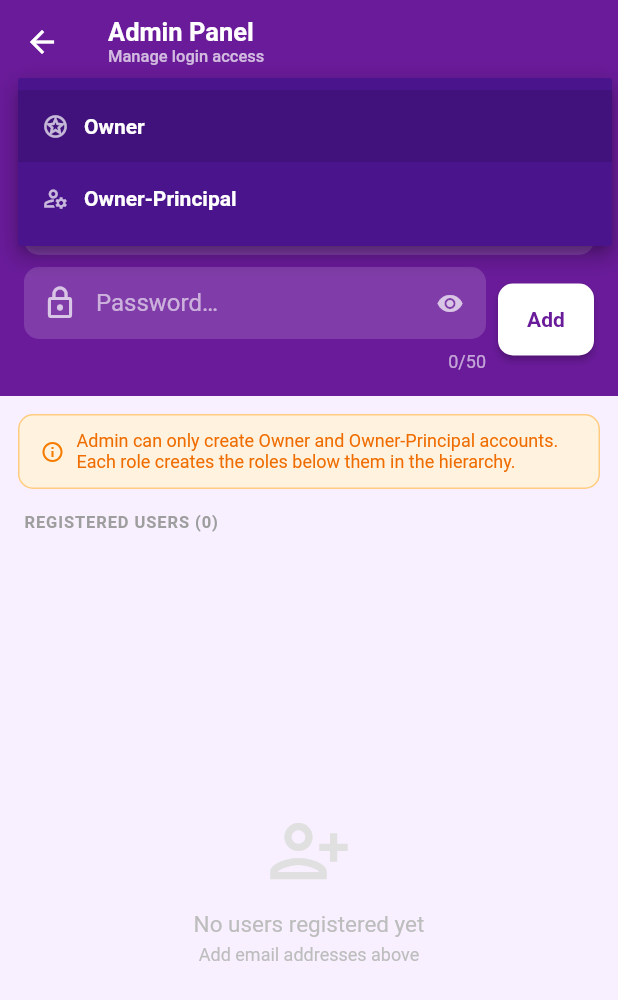
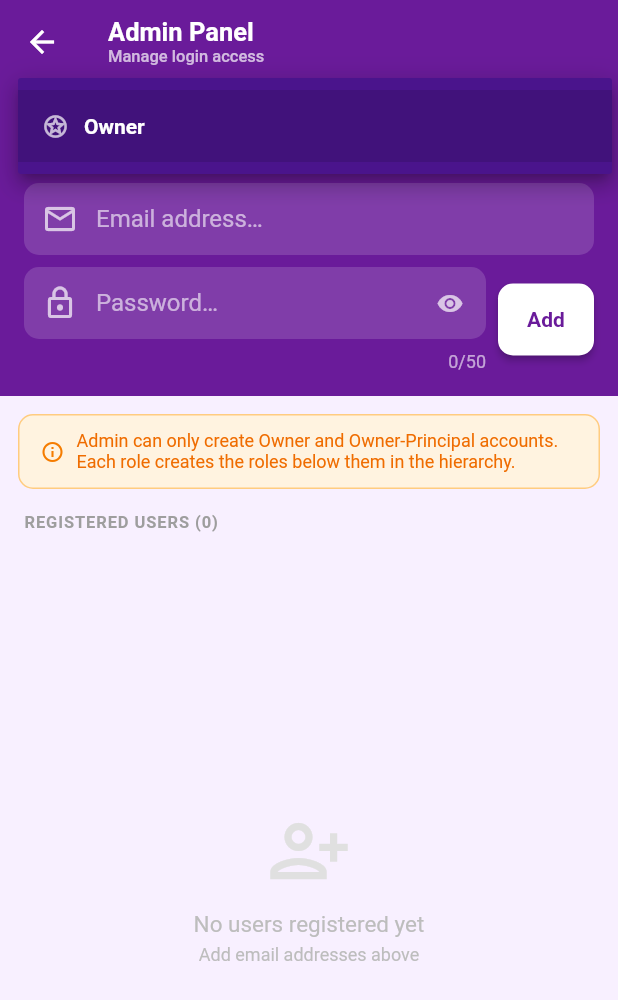
Before and after one commit to PandeyUpendra/school-attendance-app, a Flutter app: the AdminScreen screen opened directly, after a tap on "Owner", on a phone screen of 412 x 824 dp. Shown: the top 1000 px of the screen. Run offline on Flutter 3.47's test engine with Material 3 defaults, Android fonts, the phone set to English and light mode, and no system bars; our stand-ins replace cached_network_image, cloud_firestore, connectivity_plus, csv, file_picker, firebase_core and 12 more; accounts and stored records are empty.

Commit message:
Remove ownerPrincipal role from the app
Co-Authored-By: Claude Sonnet 4.6 <noreply@anthropic.com>

```diff
--- a/lib/main.dart
+++ b/lib/main.dart
@@ -9,7 +9,6 @@ import 'screens/home_screen.dart';
 import 'screens/principal_dashboard.dart';
 import 'screens/guardian_dashboard.dart';
 import 'screens/owner/owner_home.dart';
-import 'screens/owner/owner_principal_home.dart';
 import 'services/auth_service.dart';
 import 'services/timetable_service.dart';
 
@@ -97,10 +96,6 @@ class _SplashGateState extends State<_SplashGate> {
         _go(const OwnerHome());
         return;
 
-      case 'ownerPrincipal':
-        _go(const OwnerPrincipalHome());
-        return;
-
       case 'guardian':
         final sClass   = session['studentClass']   as String?;
         final sRoll    = session['studentRoll']    as int?;
--- a/lib/models/app_user.dart
+++ b/lib/models/app_user.dart
@@ -1,4 +1,4 @@
-enum UserRole { teacher, guardian, coordinator, principal, subjectTeacher, owner, ownerPrincipal }
+enum UserRole { teacher, guardian, coordinator, principal, subjectTeacher, owner }
 
 class AppUser {
   final String uid;
--- a/lib/screens/admin_screen.dart
+++ b/lib/screens/admin_screen.dart
@@ -26,18 +26,16 @@ class _AdminScreenState extends State<AdminScreen> {
   // Admin can only create Owner and Owner-Principal. All other roles are
   // created by the appropriate role in their own home screen.
   static const _roles = [
-    {'value': 'owner',          'label': 'Owner',            'icon': Icons.stars_outlined},
-    {'value': 'ownerPrincipal', 'label': 'Owner-Principal',  'icon': Icons.manage_accounts_outlined},
+    {'value': 'owner', 'label': 'Owner', 'icon': Icons.stars_outlined},
   ];
 
   // Role → accent colour (all purple-family now, semantic distinction by shade/hue)
   static const _roleColors = {
-    'teacher':        AppTheme.primary,
-    'coordinator':    AppTheme.primaryMid,
-    'principal':      AppTheme.primaryDark,
-    'guardian':       AppTheme.accent,
-    'owner':          Color(0xFF37474F),
-    'ownerPrincipal': Color(0xFF1B5E20),
+    'teacher':     AppTheme.primary,
+    'coordinator': AppTheme.primaryMid,
+    'principal':   AppTheme.primaryDark,
+    'guardian':    AppTheme.accent,
+    'owner':       Color(0xFF37474F),
   };
 
   @override
@@ -64,10 +62,10 @@ class _AdminScreenState extends State<AdminScreen> {
     if (!mounted) return;
     final allUsers = results[0] as List<Map<String, dynamic>>;
     final settings = results[1] as Map<String, dynamic>;
-    // Admin sees only Owner and Owner-Principal accounts.
+    // Admin sees only Owner accounts.
     final owners = allUsers.where((u) {
       final r = u['role'] as String;
-      return r == 'owner' || r == 'ownerPrincipal';
+      return r == 'owner';
     }).toList();
     setState(() {
       _users            = owners;
@@ -223,7 +221,7 @@ class _AdminScreenState extends State<AdminScreen> {
                               rollCtrl.clear();
                             }
                             if (val != 'coordinator' && val != 'principal' &&
-                                val != 'owner' && val != 'ownerPrincipal') {
+                                val != 'owner') {
                               editAssigned = [];
                             }
                           }),
@@ -268,8 +266,7 @@ class _AdminScreenState extends State<AdminScreen> {
                     // Coordinator / Principal / Owner — assigned classes
                     if (editRole == 'coordinator' ||
                         editRole == 'principal'   ||
-                        editRole == 'owner'       ||
-                        editRole == 'ownerPrincipal') ...[
+                        editRole == 'owner') ...[
                       const SizedBox(height: 16),
                       Text('ASSIGNED CLASSES',
                           style: TextStyle(
@@ -469,8 +466,7 @@ class _AdminScreenState extends State<AdminScreen> {
                             studentRoll:     editRole == 'guardian' ? roll     : null,
                             assignedClasses: (editRole == 'coordinator' ||
                                               editRole == 'principal'   ||
-                                              editRole == 'owner'       ||
-                                              editRole == 'ownerPrincipal')
+                                              editRole == 'owner')
                                 ? editAssigned
                                 : null,
                           );
@@ -540,12 +536,11 @@ class _AdminScreenState extends State<AdminScreen> {
 
   IconData _roleIcon(String role) {
     switch (role) {
-      case 'coordinator':    return Icons.admin_panel_settings_outlined;
-      case 'principal':      return Icons.business_outlined;
-      case 'guardian':       return Icons.family_restroom_outlined;
-      case 'owner':          return Icons.stars_outlined;
-      case 'ownerPrincipal': return Icons.manage_accounts_outlined;
-      default:               return Icons.person_outline;
+      case 'coordinator': return Icons.admin_panel_settings_outlined;
+      case 'principal':   return Icons.business_outlined;
+      case 'guardian':    return Icons.family_restroom_outlined;
+      case 'owner':       return Icons.stars_outlined;
+      default:            return Icons.person_outline;
     }
   }
 
--- a/lib/screens/announcements_screen.dart
+++ b/lib/screens/announcements_screen.dart
@@ -59,7 +59,7 @@ class _AnnouncementsScreenState extends State<AnnouncementsScreen>
 
   bool _canManageItem(Announcement a) {
     if (widget.viewerRole == 'principal' || widget.viewerRole == 'coordinator' ||
-        widget.viewerRole == 'owner' || widget.viewerRole == 'ownerPrincipal') {
+        widget.viewerRole == 'owner') {
       return true;
     }
     return a.postedBy == (widget.posterName ?? '__none__');
@@ -440,8 +440,7 @@ class _AnnouncementsScreenState extends State<AnnouncementsScreen>
                     canManage: _canManageItem(_items[i]),
                     canPin: widget.viewerRole == 'principal' ||
                         widget.viewerRole == 'coordinator' ||
-                        widget.viewerRole == 'owner' ||
-                        widget.viewerRole == 'ownerPrincipal',
+                        widget.viewerRole == 'owner',
                     onPin:    () => _togglePin(_items[i]),
                     onEdit:   () => _openComposer(editing: _items[i]),
                     onDelete: () => _confirmDelete(_items[i]),
--- a/lib/screens/exam_management_screen.dart
+++ b/lib/screens/exam_management_screen.dart
@@ -34,7 +34,7 @@ class _ExamManagementScreenState extends State<ExamManagementScreen> {
   String? _selectedClass;
   List<Exam> _exams = [];
 
-  bool get _canManage => widget.role == 'coordinator' || widget.role == 'ownerPrincipal';
+  bool get _canManage => widget.role == 'coordinator';
 
   @override
   void initState() {
--- a/lib/screens/leave_requests_screen.dart
+++ b/lib/screens/leave_requests_screen.dart
@@ -630,7 +630,7 @@ String _fmtStatus(String status, String viewerRole) {
     case 'rejected': return 'Rejected';
     case 'pending':  return 'Pending';
     case 'forwarded_to_principal':
-      return (viewerRole == 'principal' || viewerRole == 'owner' || viewerRole == 'ownerPrincipal')
+      return (viewerRole == 'principal' || viewerRole == 'owner')
           ? 'Forwarded to You' : 'Forwarded to Principal';
     default:
       return status[0].toUpperCase() + status.substring(1);
--- a/lib/screens/notifications_screen.dart
+++ b/lib/screens/notifications_screen.dart
@@ -44,8 +44,7 @@ class _NotificationsScreenState extends State<NotificationsScreen> {
     _load();
   }
 
-  bool get _canDelete => widget.role == 'principal' ||
-      widget.role == 'owner' || widget.role == 'ownerPrincipal';
+  bool get _canDelete => widget.role == 'principal' || widget.role == 'owner';
 
   Future<void> _deleteOne(Map<String, dynamic> n) async {
     final id = n['id'] as String?;
--- a/lib/screens/role_selection_screen.dart
+++ b/lib/screens/role_selection_screen.dart
@@ -9,7 +9,6 @@ import 'admin_screen.dart';
 import 'principal_dashboard.dart';
 import 'guardian_dashboard.dart';
 import 'owner/owner_home.dart';
-import 'owner/owner_principal_home.dart';
 
 class RoleSelectionScreen extends StatelessWidget {
   const RoleSelectionScreen({super.key});
@@ -175,11 +174,10 @@ class RoleSelectionScreen extends StatelessWidget {
           return;
         }
 
-        // Coordinator / Principal — fetch their assigned classes and schoolId.
+        // Coordinator / Principal / Owner — fetch their assigned classes and schoolId.
         List<String>? assignedClasses;
         String?       schoolId;
-        if (role == 'coordinator' || role == 'principal' ||
-            role == 'owner' || role == 'ownerPrincipal') {
+        if (role == 'coordinator' || role == 'principal' || role == 'owner') {
           final loginData = await TimetableService().getAssignedClasses(email);
           assignedClasses = loginData.assignedClasses;
           schoolId        = loginData.schoolId;
@@ -394,16 +392,6 @@ class RoleSelectionScreen extends StatelessWidget {
                   ),
                   const SizedBox(height: 12),
 
-                  // ── Owner-Principal ───────────────────────────────────────
-                  _RoleCard(
-                    icon: Icons.manage_accounts_outlined,
-                    title: 'Owner-Principal',
-                    subtitle: 'Manage principals and coordinators',
-                    onTap: () => _loginAsRole(
-                        context, 'ownerPrincipal', const OwnerPrincipalHome()),
-                  ),
-                  const SizedBox(height: 12),
-
                   // ── Principal ─────────────────────────────────────────────
                   _RoleCard(
                     icon: Icons.business_outlined,
--- a/lib/screens/student_remarks_screen.dart
+++ b/lib/screens/student_remarks_screen.dart
@@ -255,7 +255,7 @@ class _StudentRemarksScreenState extends State<StudentRemarksScreen> {
         padding: const EdgeInsets.fromLTRB(16, 12, 16, 32),
         children: [
           // ── Step 1: class picker (coordinator only) ──────────────────────
-          if (widget.role == 'coordinator' || widget.role == 'ownerPrincipal') ...[
+          if (widget.role == 'coordinator') ...[
             _sectionLabel('Select Class'),
             _ClassDropdown(
               classes:  _classes,
@@ -268,7 +268,7 @@ class _StudentRemarksScreenState extends State<StudentRemarksScreen> {
           // ── Step 2: student picker (teacher / coordinator) ───────────────
           if (widget.role != 'guardian') ...[
             _sectionLabel('Select Student'),
-            if (_selectedClass == null && (widget.role == 'coordinator' || widget.role == 'ownerPrincipal'))
+            if (_selectedClass == null && widget.role == 'coordinator')
               _hintCard('Pick a class above first')
             else if (_loadingStudents)
               const Padding(
--- a/lib/services/role_permission_service.dart
+++ b/lib/services/role_permission_service.dart
@@ -1,11 +1,10 @@
 class RolePermissionService {
   static const _hierarchy = {
-    'admin':        ['owner', 'ownerPrincipal'],
-    'owner':        ['principal'],
-    'ownerPrincipal': ['principal', 'coordinator'],
-    'principal':    ['coordinator'],
-    'coordinator':  ['teacher'],
-    'teacher':      ['guardian'],
+    'admin':       ['owner'],
+    'owner':       ['principal'],
+    'principal':   ['coordinator'],
+    'coordinator': ['teacher'],
+    'teacher':     ['guardian'],
   };
 
   List<String> getAllowedToCreate(String myRole) =>
@@ -16,14 +15,13 @@ class RolePermissionService {
 
   static String roleDisplayName(String role) {
     switch (role) {
-      case 'owner':          return 'Owner';
-      case 'ownerPrincipal': return 'Owner-Principal';
-      case 'principal':      return 'Principal';
-      case 'coordinator':    return 'Coordinator';
-      case 'teacher':        return 'Teacher';
-      case 'guardian':       return 'Guardian';
-      case 'admin':          return 'Admin';
-      default:               return role;
+      case 'owner':       return 'Owner';
+      case 'principal':   return 'Principal';
+      case 'coordinator': return 'Coordinator';
+      case 'teacher':     return 'Teacher';
+      case 'guardian':    return 'Guardian';
+      case 'admin':       return 'Admin';
+      default:            return role;
     }
   }
 }
--- a/lib/services/timetable_service.dart
+++ b/lib/services/timetable_service.dart
@@ -259,8 +259,7 @@ class TimetableService {
       data['studentClass'] = null;
       data['studentRoll']  = null;
     }
-    if (role == 'coordinator' || role == 'principal' ||
-        role == 'owner' || role == 'ownerPrincipal') {
+    if (role == 'coordinator' || role == 'principal' || role == 'owner') {
       data['assignedClasses'] = assignedClasses ?? [];
     } else {
       data['assignedClasses'] = null;
@@ -294,8 +293,7 @@ class TimetableService {
       data['studentClass'] = studentClass;
       data['studentRoll']  = studentRoll;
     }
-    if (role == 'coordinator' || role == 'principal' ||
-        role == 'owner' || role == 'ownerPrincipal') {
+    if (role == 'coordinator' || role == 'principal' || role == 'owner') {
       data['assignedClasses'] = assignedClasses ?? [];
     }
     await _allowedUsers.doc(email.toLowerCase().trim()).set(data);
```
